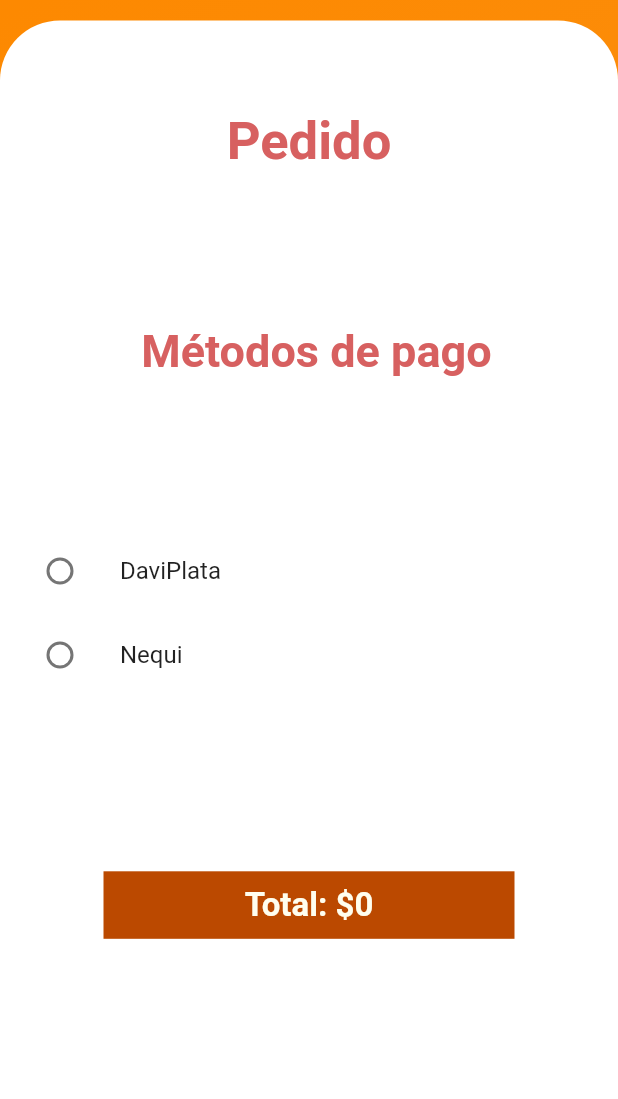
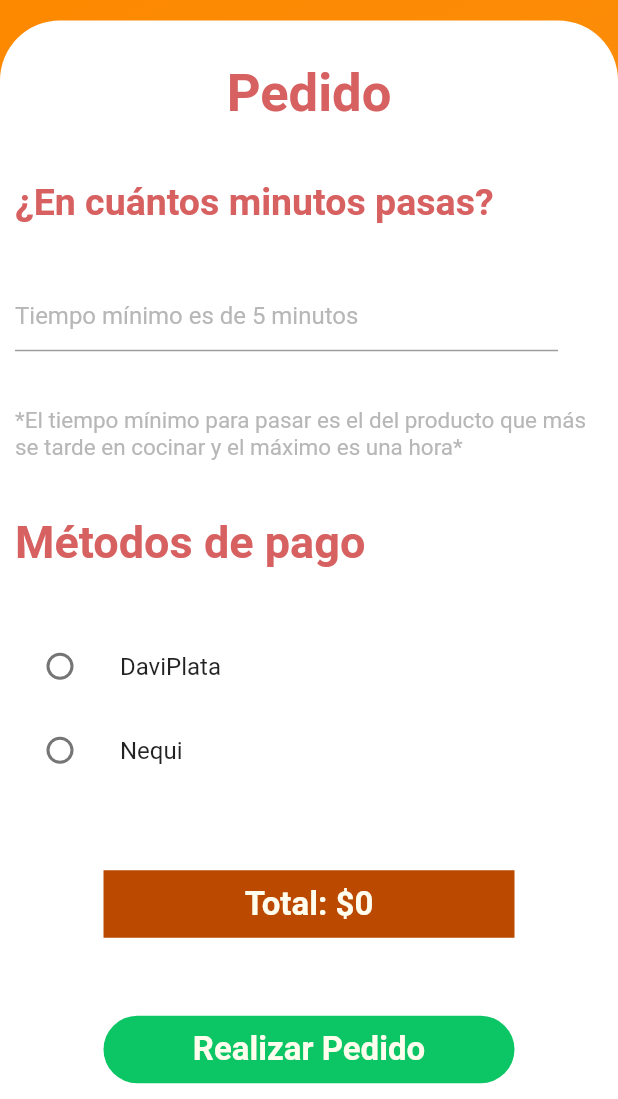
Before and after one commit to IngeSoft202110/Toppick, a Flutter app: the OrderCard screen opened directly with empty values, on a phone screen of 412 x 824 dp, the part 137-1236 px from its top. Run offline on Flutter 3.47's test engine with Material 2 defaults, Android fonts, the phone set to English and light mode, and no system bars.

Commit message:
Desarrollo pantalla pedidos activos y correccion de bugs

```diff
--- a/Toppick_App/lib/GeneralUserInterfaces/header.dart
+++ b/Toppick_App/lib/GeneralUserInterfaces/header.dart
@@ -1,23 +1,47 @@
 import 'package:Toppick_App/Orders/Models/pedido.dart';
-import 'package:Toppick_App/Orders/UserInterfaces/ordercard.dart';
+import 'package:Toppick_App/Orders/UserInterfaces/active_orders_home.dart';
+import 'package:Toppick_App/Orders/UserInterfaces/order_card.dart';
+import 'package:Toppick_App/Products/Models/producto.dart';
+import 'package:Toppick_App/Shops/Models/tienda.dart';
 import 'package:flutter/material.dart';
+
+Pedido current2 = Pedido(0, DateTime.now(), 9000, 0, "Cocinando");
+Map<Tienda?, Map<Producto, int>> solicitados1 = {Tienda(0, "Tepanyaki","","","","",true,""):{
+  Producto(0, "Pescadito", 6000, "", 0, 4.0, "") : 2,
+  Producto(0, "Te", 2000, "", 0, 4.0, "") : 1,
+  Producto(0, "Mani", 1000, "", 0, 4.0, "") : 1
+}};
+Map<Tienda?, Map<Producto, int>> solicitados2 = {Tienda(0, "La central","","","","",true,""):{
+  Producto(0, "Pescadito", 6000, "", 0, 4.0, "") : 2,
+  Producto(0, "Te", 2000, "", 0, 4.0, "") : 1,
+  Producto(0, "Mani", 1000, "", 0, 4.0, "") : 1
+}};
+Pedido current3 = Pedido(0, DateTime.now(), 9000, 0, "Listo");
+
+List<Pedido> pedidos = [current2, current3];
 
 class Header extends StatelessWidget {
   Header(this.actual);
   final Pedido actual;
   @override
   Widget build(BuildContext context) {
+    current2.carrito = solicitados1;
+    current3.carrito = solicitados2;
     var f1 = () => Navigator.push(context, MaterialPageRoute(builder: (context) => OrderCard(actual)));
+    var f2 = () => Navigator.push(context, MaterialPageRoute(builder: (context) => ActiveOrdersHome(pedidos, this.actual)));
     return SafeArea(
       child: Padding(
         padding: const EdgeInsets.only(left: 3.0, right: 3.0),
         child: Row(
           mainAxisAlignment: MainAxisAlignment.spaceBetween,
           children: <Widget>[
-            Icon(
-              Icons.menu,
-              color: Colors.white,
-              size: 50,
+            GestureDetector(
+              onTap: f2,
+              child: Icon(
+                Icons.menu,
+                color: Colors.white,
+                size: 50,
+              ),
             ),
             Image.asset(
               'assets/img/logo.png',
--- a/Toppick_App/lib/Orders/UserInterfaces/ordercard.dart
+++ b/Toppick_App/lib/Orders/UserInterfaces/order_card.dart
@@ -6,9 +6,10 @@ import 'package:Toppick_App/Orders/Models/metodopago.dart';
 import 'package:Toppick_App/Orders/Models/nequi.dart';
 import 'package:Toppick_App/Orders/Models/pedido.dart';
 import 'package:Toppick_App/Orders/UserInterfaces/add_subtract_total.dart';
-import 'package:Toppick_App/Orders/UserInterfaces/paymentcard.dart';
-import 'package:Toppick_App/Orders/UserInterfaces/paymentselection.dart';
+import 'package:Toppick_App/Orders/UserInterfaces/payment_card.dart';
+import 'package:Toppick_App/Orders/UserInterfaces/payment_selection.dart';
 import 'package:Toppick_App/Products/Models/producto.dart';
+import 'package:Toppick_App/main.dart';
 import 'package:flutter/material.dart';
 
 List<MetodoPago> methods =[
@@ -39,6 +40,10 @@ class _OrderCardState extends State<OrderCard> {
   final Pedido actual;
   int total;
   MetodoPago? selected;
+  int selectedTime = 0;
+  int minTime = 5;
+  TextEditingController controller = TextEditingController();
+
   void refresh(int value, String operationType){
     setState(() {
       if(operationType == "Sum"){
@@ -53,6 +58,7 @@ class _OrderCardState extends State<OrderCard> {
   }
 
   List<Widget> fill(var transitionToPay){
+    var cancelTransition = () => Navigator.pushAndRemoveUntil(context, MaterialPageRoute(builder: (context) => MyApp()),  ModalRoute.withName('/'));
     Widget showMethods = methods.isNotEmpty ? RadioButtonPaymentList(methods, updateMethod) :
       Center(child: GenericButton("Registrar métodos de pago", Color(0xFF0CC665), 274, 45, 15.0, 0, 0, 0, 22, 30, () => {}));
     List<Widget> result = [];
@@ -66,12 +72,36 @@ class _OrderCardState extends State<OrderCard> {
     );
     this.actual.carrito.forEach((key, value) {result.add(ShopxProductContent(key!.name, value, refresh));});
     result.add(
-      Center(
-        child: Padding(
+      Padding(
+        padding: const EdgeInsets.only(left: 10.0,),
+        child: Text("¿En cuántos minutos pasas?", style: TextStyle(color: Color(0xFFD76060), fontSize: 25, fontWeight: FontWeight.bold)),
+      )
+    );
+    //Calcular valor mínimo del tiempo del pedido
+    result.add(
+      Padding(
+        padding: const EdgeInsets.only(left:10.0, right: 40.0,),
+        child: TextField(
+          controller: controller,
+          keyboardType: TextInputType.number,
+          decoration: InputDecoration(
+            hintText: "Tiempo mínimo es de $minTime minutos",
+            hintStyle: TextStyle(color: Color(0xFFB7B7B7)),
+          ),
+        ),
+      )
+    );
+    result.add(
+      Padding(
+        padding: const EdgeInsets.only(left: 10.0, right: 10.0),
+        child: Text("*El tiempo mínimo para pasar es el del producto que más se tarde en cocinar y el máximo es una hora*", style: TextStyle(color: Color(0xFFB7B7B7), fontSize: 15)),
+      )
+    );
+    result.add(
+      Padding(
         padding: const EdgeInsets.only(left: 10.0,),
         child: Text("Métodos de pago", style: TextStyle(color: Color(0xFFD76060), fontSize: 30, fontWeight: FontWeight.bold),),
       ),
-      )
     );
     result.add(showMethods);
     result.add(Center(child: GenericButton("Total: \$${this.total}", Color(0xFFBB4900), 274, 45, 15.0, 0, 0, 0, 22, 0, () => {})));
@@ -82,12 +112,19 @@ class _OrderCardState extends State<OrderCard> {
           transitionToPay()
         }
     })));
+    result.add(Center(child: GenericButton("Cancelar predido", Color(0xFFFB2900), 274, 45, 15.0, 0, 0, 0, 22, 30, cancelTransition)));
     return result;
   }
 
   @override
   Widget build(BuildContext context) {
     Widget build(BuildContext context){
+      if(this.controller.text == ""){
+        this.selectedTime = this.minTime;
+      }else{
+        this.selectedTime = int.parse(this.controller.text);
+      }
+      if(this.selectedTime > 0 && this.selectedTime<= 60){
         if(this.selected.runtimeType.toString()=="DaviPlata"){
           return PaymentCard("assets/img/daviplata.png", total, selected, this.actual);
         }
@@ -96,6 +133,7 @@ class _OrderCardState extends State<OrderCard> {
         }
         else if(this.selected.runtimeType.toString()=="PSE"){
           return PaymentCard("assets/img/pse.jpg", total, selected, this.actual);
+        }
       }
       return OrderCard(this.actual);
     }
--- a/Toppick_App/lib/Orders/UserInterfaces/PaymentCard.dart
+++ b/Toppick_App/lib/Orders/UserInterfaces/payment_card.dart
@@ -1,7 +1,7 @@
 import 'package:Toppick_App/GeneralUserInterfaces/generic_button.dart';
 import 'package:Toppick_App/Orders/Models/metodopago.dart';
 import 'package:Toppick_App/Orders/Models/pedido.dart';
-import 'package:Toppick_App/Orders/UserInterfaces/ordercard.dart';
+import 'package:Toppick_App/Orders/UserInterfaces/order_card.dart';
 import 'package:Toppick_App/main.dart';
 import 'package:flutter/material.dart';
 
@@ -52,7 +52,7 @@ class PaymentCard extends StatelessWidget {
       this.actual.tiempoReclamo = 0;
       return MyApp();
     }
-    var transitionFinishOrder = () => Navigator.push(context, MaterialPageRoute(builder: finish));
+    var transitionFinishOrder = () => Navigator.pushAndRemoveUntil(context, MaterialPageRoute(builder: finish),  ModalRoute.withName('/'));
     var transitionBack = () => Navigator.push(context, MaterialPageRoute(builder: (context)=>OrderCard(this.actual)));
     return Scaffold(
       body: Container(
--- a/Toppick_App/lib/Orders/UserInterfaces/paymentselection.dart
+++ b/Toppick_App/lib/Orders/UserInterfaces/payment_selection.dart
@@ -42,7 +42,6 @@ class _RadioButtonsStoreState extends State<RadioButtonsStore> {
             setState(() {
               _optionSelected = value;
               widget.notifyParent(_optionSelected);
-              print(_optionSelected);
             });
           },
         ),
--- a/Toppick_App/lib/Products/Models/combo.dart
+++ b/Toppick_App/lib/Products/Models/combo.dart
@@ -4,7 +4,7 @@ class Combo extends Producto {
   DateTime inicio, finalizacion;
   List<Producto> productos = [];
   Combo(this.inicio, this.finalizacion, this.productos, id, name, price,
-      nutritionalInformation, description, preparationTime, score, category)
-      : super(id, name, price, nutritionalInformation, description,
+      description, preparationTime, score, category)
+      : super(id, name, price, description,
             preparationTime, score, category);
 }
--- a/Toppick_App/lib/Products/Models/producto.dart
+++ b/Toppick_App/lib/Products/Models/producto.dart
@@ -2,11 +2,10 @@ class Producto {
   int id;
   String name;
   int price;
-  String nutritionalInformation;
   String description;
   int preparationTime;
   double score;
   String category;
-  Producto(this.id, this.name, this.price, this.nutritionalInformation,
+  Producto(this.id, this.name, this.price,
       this.description, this.preparationTime, this.score, this.category);
 }
--- a/Toppick_App/lib/Products/UserInterfaces/radio_buttons.dart
+++ b/Toppick_App/lib/Products/UserInterfaces/radio_buttons.dart
@@ -3,35 +3,35 @@ import '../../Shops/Models/tienda.dart';
 import '../Models/producto.dart';
 
 class RadioButtonListStore extends StatelessWidget {
-  RadioButtonListStore(this.selected, this.storeList, this.storeID, this.notifyParent);
+  RadioButtonListStore(this.selected, this.storeList, this.store, this.notifyParent);
   final Producto selected;
   final List<Tienda> storeList;
-  final int storeID;
+  final Tienda? store;
   final Function (Tienda? selectd) notifyParent;
   @override
   Widget build(BuildContext context) {
     return Container(
       width: double.infinity,
       child: Center(
-        child: RadioButtonsStore(selected, storeList, this.storeID, this.notifyParent,)
+        child: RadioButtonsStore(selected, storeList, this.store, this.notifyParent,)
       ),
     );
   }
 }
 
 class RadioButtonsStore extends StatefulWidget {
-  RadioButtonsStore(this.selected, this.storeList, this.storeID, this.notifyParent);
+  RadioButtonsStore(this.selected, this.storeList, this.store, this.notifyParent);
   final Producto selected;
   final List<Tienda> storeList;
-  final int storeID;
+  final Tienda? store;
   final Function (Tienda? selectd) notifyParent;
   @override
   _RadioButtonsStoreState createState() =>
-      _RadioButtonsStoreState(this.notifyParent);
+      _RadioButtonsStoreState(this.notifyParent, this.store);
 }
 
 class _RadioButtonsStoreState extends State<RadioButtonsStore> {
-  _RadioButtonsStoreState(this.notifyParent);
+  _RadioButtonsStoreState(this.notifyParent, this.shopSelected);
   final Function (Tienda? selectd) notifyParent;
   Tienda? shopSelected;
   @override
@@ -42,7 +42,7 @@ class _RadioButtonsStoreState extends State<RadioButtonsStore> {
         title: Text(store.name),
         leading: Radio<Tienda>(
           value: store,
-          groupValue: shopSelected,
+          groupValue: this.shopSelected,
           onChanged: (Tienda? value) {
             setState(() {
               shopSelected = value;
--- a/Toppick_App/lib/Shops/Models/tienda.dart
+++ b/Toppick_App/lib/Shops/Models/tienda.dart
@@ -9,4 +9,9 @@ class Tienda {
   String ubication;
   Tienda(this.id, this.name, this.category, this.schedule, this.description, this.url,
       this.status, this.ubication);
+  @override
+  // ignore: hash_and_equals
+  bool operator ==(object){
+    return (object is Tienda) && object.id == this.id;
+  }
 }
--- a/Toppick_App/lib/Shops/UserInterfaces/home_shop_card.dart
+++ b/Toppick_App/lib/Shops/UserInterfaces/home_shop_card.dart
@@ -119,7 +119,7 @@ class HomeShopCard extends StatelessWidget {
   final Pedido current;
   @override
   Widget build(BuildContext context) {
-    var transition = () => Navigator.push(context, MaterialPageRoute(builder: (context) => ProductList(this.current, storeID: this.selected.id)));
+    var transition = () => Navigator.push(context, MaterialPageRoute(builder: (context) => ProductList(this.current, this.selected)));
     return Container(
       margin: EdgeInsets.only(top: 18.0, left: 10.0, right: 10.0),
       width: 392,
--- a/Toppick_App/lib/Users/UserInterfaces/home_card_list.dart
+++ b/Toppick_App/lib/Users/UserInterfaces/home_card_list.dart
@@ -2,6 +2,7 @@ import 'package:Toppick_App/GeneralUserInterfaces/header.dart';
 import 'package:Toppick_App/GeneralUserInterfaces/search_bar_button.dart';
 import 'package:Toppick_App/Orders/Models/pedido.dart';
 import 'package:Toppick_App/Products/UserInterfaces/productlist.dart';
+import 'package:Toppick_App/Shops/Models/tienda.dart';
 import 'package:Toppick_App/Shops/UserInterfaces/shopcategorylist.dart';
 import 'package:flutter/material.dart';
 
@@ -15,9 +16,9 @@ class HomeCardList extends StatelessWidget {
     var f1 = () => Navigator.push(
         context, MaterialPageRoute(builder: (context) => ShopCategoryList(this.current)));
     var f2 = () => Navigator.push(
-        context, MaterialPageRoute(builder: (context) => ProductList(this.current)));
+        context, MaterialPageRoute(builder: (context) => ProductList(this.current, new Tienda(-1, "", "", "", "", "", false, ""))));
     var f3 = () => Navigator.push(
-        context, MaterialPageRoute(builder: (context) => ProductList(this.current)));
+        context, MaterialPageRoute(builder: (context) => ProductList(this.current, new Tienda(-1, "", "", "", "", "", false, ""))));
     return Container(
       margin: EdgeInsets.only(top: 5.0),
       height: MediaQuery.of(context).size.height,
```
Also changed, not shown: Toppick_App/lib/Orders/UserInterfaces/active_order_card.dart (added, +88 -0 lines), Toppick_App/lib/Orders/UserInterfaces/active_orders_home.dart (added, +62 -0 lines), Toppick_App/lib/Products/UserInterfaces/home_combos_card.dart (+6 -3 lines), Toppick_App/lib/Products/UserInterfaces/home_product_card.dart (+6 -3 lines), Toppick_App/lib/Products/UserInterfaces/productlist.dart (+7 -11 lines). Lines whose indentation alone changed are shown as unchanged.
